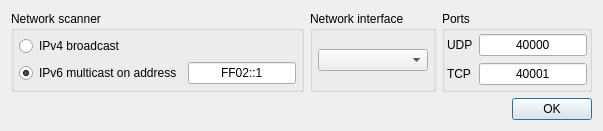
Above: app/gui/networkconfigurationwindow/networkconfigurationwindow.ui from olerapx/VLSI-Designer before the change. Below: the same form after it.
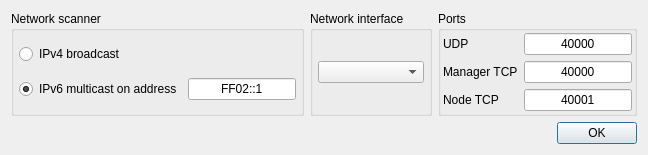
That is the form after the change.

Commit message:
split tcpPort to managerTcpPort and nodeTcpPort
scanner sends nodeTcpPort
add config validation

What changed in the file:
```diff
--- a/app/gui/networkconfigurationwindow/networkconfigurationwindow.ui
+++ b/app/gui/networkconfigurationwindow/networkconfigurationwindow.ui
@@ -6,8 +6,8 @@
    <rect>
     <x>0</x>
     <y>0</y>
-    <width>603</width>
-    <height>121</height>
+    <width>647</width>
+    <height>148</height>
    </rect>
   </property>
   <property name="sizePolicy">
@@ -152,12 +152,39 @@
           </item>
          </layout>
         </item>
+        <item>
+         <layout class="QHBoxLayout" name="horizontalLayout_9">
+          <item>
+           <widget class="QLabel" name="managerTcpPortLabel">
+            <property name="text">
+             <string>Manager TCP</string>
+            </property>
+           </widget>
+          </item>
+          <item>
+           <widget class="QLineEdit" name="managerTcpPortText">
+            <property name="sizePolicy">
+             <sizepolicy hsizetype="Fixed" vsizetype="Fixed">
+              <horstretch>0</horstretch>
+              <verstretch>0</verstretch>
+             </sizepolicy>
+            </property>
+            <property name="text">
+             <string>40000</string>
+            </property>
+            <property name="alignment">
+             <set>Qt::AlignCenter</set>
+            </property>
+           </widget>
+          </item>
+         </layout>
+        </item>
         <item>
          <layout class="QHBoxLayout" name="horizontalLayout_5">
           <item>
            <widget class="QLabel" name="tcpPortLabel">
             <property name="text">
-             <string>TCP</string>
+             <string>Node TCP</string>
             </property>
            </widget>
           </item>
```
Left out of the diff: 4 changed lines with no effect on the pictures. The commit also changes 7 other files.
